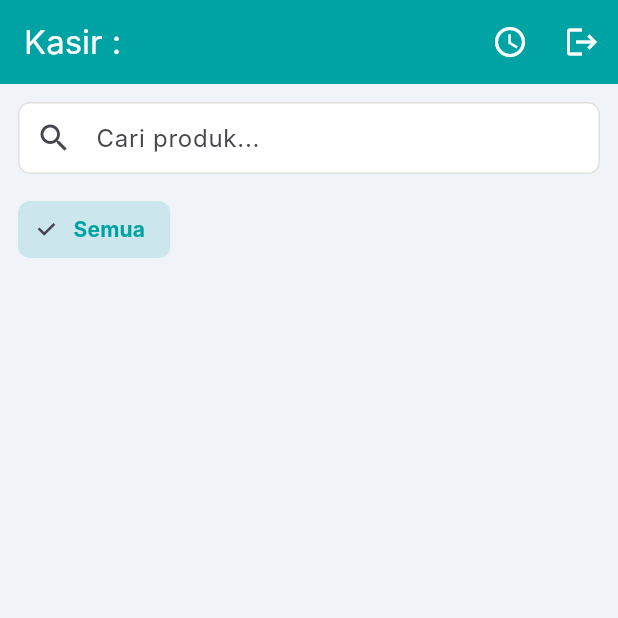
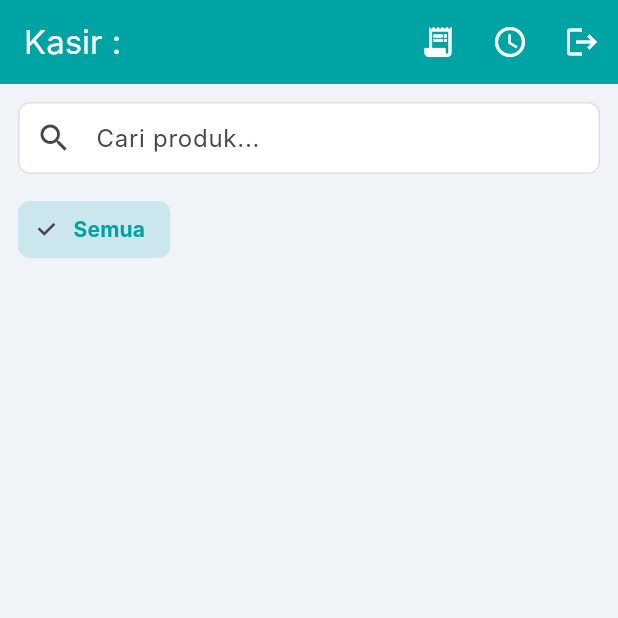
Before and after one commit to Kyora02/proyekPOS, a Flutter app: the KaryawanDashboardPage screen opened directly with empty values, on a phone screen of 412 x 824 dp, the top half of it. Run offline on Flutter 3.47's test engine with Material 3 defaults, Android fonts, the phone set to English and light mode, and no system bars; our stand-ins replace cloud_firestore, connectivity_plus, device_info_plus, firebase_auth, firebase_core, fl_chart and 7 more; missing offline and left inert: universal_html; accounts and stored records are empty; network calls fail; Roboto replaces fonts that are missing (Inter).

Commit message:
progress perbaikan karyawan dan self order

```diff
--- a/lib/karyawan/karyawan_dashboard_page.dart
+++ b/lib/karyawan/karyawan_dashboard_page.dart
@@ -1049,7 +1049,7 @@ class _KaryawanDashboardPageState extends State<KaryawanDashboardPage> {
             return Column(
               children: [
                 AppBar(
-                  title: const Text("Pesanan Masuk (Self Order)"),
+                  title: const Text("Pesanan Masuk"),
                   automaticallyImplyLeading: false,
                   actions: [IconButton(icon: const Icon(Icons.close), onPressed: () => Navigator.pop(context))],
                   backgroundColor: Colors.white,
@@ -1292,6 +1292,56 @@ class _KaryawanDashboardPageState extends State<KaryawanDashboardPage> {
         backgroundColor: _primaryColor,
         foregroundColor: Colors.white,
         actions: [
+          // ADDED: Notification Icon for Incoming Orders with Badge
+          StreamBuilder<QuerySnapshot>(
+            stream: FirebaseFirestore.instance
+                .collection('transactions')
+                .where('outletId', isEqualTo: widget.karyawanData['outletId'])
+                .where('orderStatus', whereIn: ['pending_payment', 'processing'])
+                .snapshots(),
+            builder: (context, snapshot) {
+              int orderCount = 0;
+              if (snapshot.hasData) {
+                orderCount = snapshot.data!.docs.length;
+              }
+
+              return Stack(
+                children: [
+                  IconButton(
+                    icon: const Icon(Icons.receipt_long),
+                    tooltip: 'Pesanan Masuk',
+                    onPressed: () => _showIncomingOrders(context),
+                  ),
+                  if (orderCount > 0)
+                    Positioned(
+                      right: 8,
+                      top: 8,
+                      child: Container(
+                        padding: const EdgeInsets.all(2),
+                        decoration: BoxDecoration(
+                          color: Colors.red,
+                          borderRadius: BorderRadius.circular(10),
+                        ),
+                        constraints: const BoxConstraints(
+                          minWidth: 16,
+                          minHeight: 16,
+                        ),
+                        child: Text(
+                          '$orderCount',
+                          style: const TextStyle(
+                            color: Colors.white,
+                            fontSize: 10,
+                            fontWeight: FontWeight.bold,
+                          ),
+                          textAlign: TextAlign.center,
+                        ),
+                      ),
+                    ),
+                ],
+              );
+            },
+          ),
+          // END ADDED
           Stack(
             children: [
               IconButton(
--- a/lib/self_order/self_order_page.dart
+++ b/lib/self_order/self_order_page.dart
@@ -551,6 +551,7 @@ class _SelfOrderPageState extends State<SelfOrderPage> {
         return StatefulBuilder(
           builder: (context, setState) {
             return AlertDialog(
+              backgroundColor: Colors.white,
               title: const Text("Menunggu Pembayaran"),
               content: Column(
                 mainAxisSize: MainAxisSize.min,
@@ -591,7 +592,7 @@ class _SelfOrderPageState extends State<SelfOrderPage> {
         barrierDismissible: false,
         builder: (_) => AlertDialog(
           title: const Icon(Icons.check_circle, color: Colors.green, size: 60),
-          content: const Text("Pembayaran Berhasil!\nPesanan Anda masuk ke dapur.", textAlign: TextAlign.center),
+          content: const Text("Pembayaran Berhasil!\nPesanan Anda sedang di proses.", textAlign: TextAlign.center),
           actions: [
             TextButton(onPressed: () => Navigator.pop(context), child: const Text("OK"))
           ],
```
Lines whose indentation alone changed are shown as unchanged.
